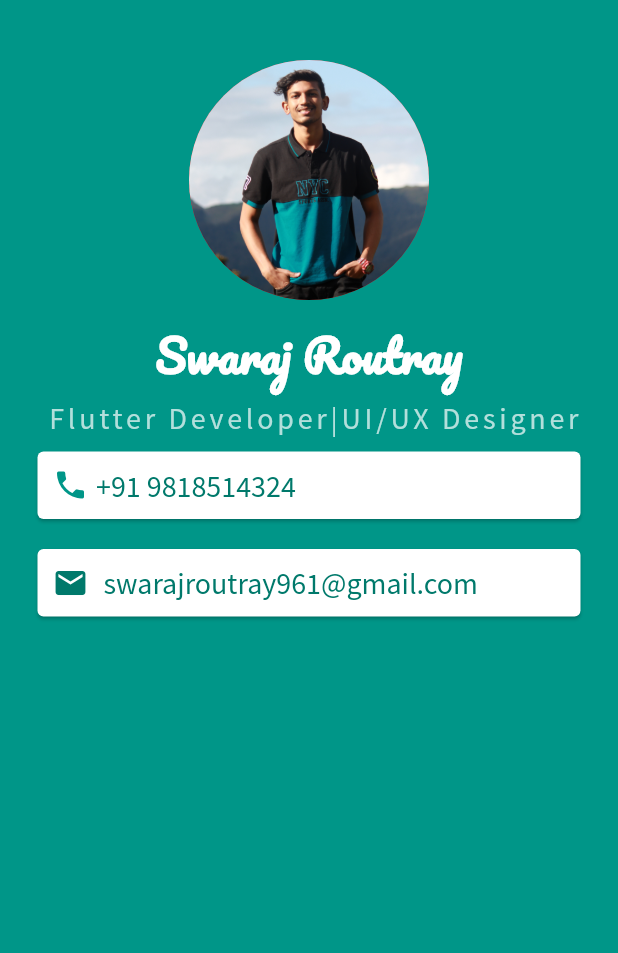
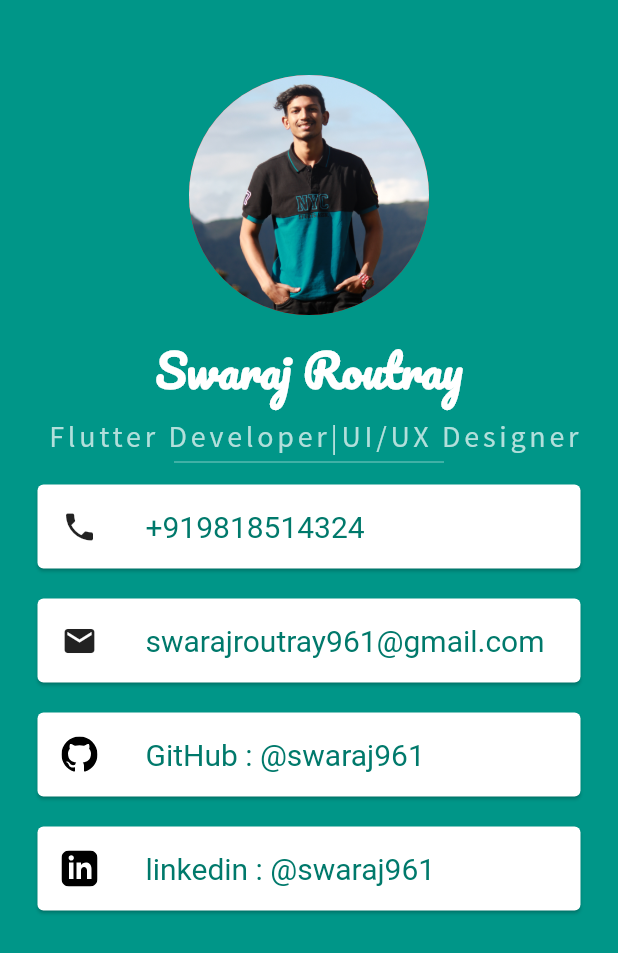
Before and after one commit to swaraj961/SwarajEcard-App, a Flutter app: the screen it shows after launch, on a phone screen of 412 x 824 dp. Shown: the top 953 px of the screen. Run offline on Flutter 3.47's test engine with Material 2 defaults, Android fonts, the phone set to English and light mode, and no system bars; our stand-ins replace flutter_svg; Roboto replaces fonts that are missing (SourceSansPro).

Commit message:
final done

```diff
--- a/micardapp/lib/main.dart
+++ b/micardapp/lib/main.dart
@@ -1,18 +1,19 @@
 import 'package:flutter/material.dart';
 import 'package:flutter_svg/svg.dart';
-void main ()=>runApp(new MyApp());
+void main ()=> runApp(new MyApp());
 class MyApp extends StatelessWidget {
 
   @override
   Widget build(BuildContext context) {
     return MaterialApp(
       home: Scaffold(
-        backgroundColor: Colors.teal,
+        backgroundColor: Colors.teal.shade500,
         body: SafeArea(child: Column(
+
 
           children: <Widget>[
             SizedBox(
-              height: 40,
+              height: 50,
             ),
             CircleAvatar(
               radius: 80,
@@ -32,7 +33,8 @@ class MyApp extends StatelessWidget {
             fontSize: 30),
             ),
             SizedBox(
-              height: 3,
+              height: 5,
+
             ),
 
             //tagline
@@ -42,69 +44,89 @@ class MyApp extends StatelessWidget {
             fontSize: 20,
             fontWeight: FontWeight.normal,
             fontFamily: 'SourceSansPro-Regular',letterSpacing: 2.5),),
+            SizedBox(
+              height: 10,
+              width: 180,
+              child:  //for phone no  in box
+           Divider(
+        height: 20,
+  color: Colors.teal.shade200,
+),
+            ),
 
-           //for phone no
 
              Card(
-             // padding: EdgeInsets.all(10), card doesnt offer padding but rest all fine in place of container
-              color: Colors.white,
+                margin: EdgeInsets.symmetric(vertical: 10.0, horizontal: 25.0),
+                 child: ListTile(
+                  leading: Icon(
+                    Icons.phone,
+                    color: Colors.black87,
+                  ),
+                  title: Text(
+                    '+919818514324',
+                    style: TextStyle(
+                      color: Colors.teal.shade700,
+                      fontFamily: 'SourceSansPro',
+                      fontSize: 20.0,
+                    ),
+                  ),
+                )),
+                //for email
+            Card(
+                margin: EdgeInsets.symmetric(vertical: 10.0, horizontal: 25.0),
+                child: ListTile(
+                  leading: Icon(
+                    Icons.email,
+                    color: Colors.black87,
+                  ),
+                  title: Text(
+                    'swarajroutray961@gmail.com',
+                    style: TextStyle(
+                        fontSize: 20.0,
+                        color: Colors.teal.shade700,
+                        fontFamily: 'SourceSansPro'),
+                  ),
+                )),
+                Card(
                   margin: EdgeInsets.symmetric(horizontal: 25,vertical: 10),
-              child: new Padding(
-                padding: EdgeInsets.all(10),
-                child: Row(
-                children: <Widget>[
-                Icon(Icons.phone,
-                color: Colors.teal,),
-                SizedBox(
-              width: 5,
+                  child: ListTile(leading: SvgPicture.asset("assets/iconmonstr-github-1.svg"),
+
+
+                  title: Text(
+                    'GitHub : @swaraj961',
+                    style: TextStyle(
+                        fontSize: 20.0,
+                        color: Colors.teal.shade700,
+                        fontFamily: 'SourceSansPro'),
                   ),
-            Divider(
-            color: Colors.teal.shade100,
                 ),
 
-                Text("+91 9818514324",style: TextStyle(color: Colors.teal[700],fontFamily: 'SourceSansPro-Regular',fontSize: 20),)
-                ],
-              ),
-              )
                   ),
 
-            //email add
-
                   Card(
-              color: Colors.white,
                     margin: EdgeInsets.symmetric(horizontal: 25,vertical: 10),
-              //padding:  EdgeInsets.all(10),
-             child: Padding(                      //new class padding haveproperty of padding and pass a child as row/columb
-               padding: EdgeInsets.all(10),
-               child: Row(
-               children: <Widget>[
-                 Icon(Icons.email,color: Colors.teal[700],
+                    child: ListTile(
+                      leading: SvgPicture.asset("assets/linkedin-3.svg"),
+                     title: Text("linkedin : @swaraj961",style:TextStyle(
+                        fontSize: 20.0,
+                        color: Colors.teal.shade700,
+                        fontFamily: 'SourceSansPro'),
                         ),
-                 SizedBox(
-                   width: 10,
-                 ),
-                Text("swarajroutray961@gmail.com",style: TextStyle(color: Colors.teal[700],fontFamily: 'SourceSansPro-Regular',fontSize: 20)),
-               SizedBox(height: 20,) ,
 
 
-
-               ],
 
 
                     ),
                   )
-            )
+          ],
+                ),
 
-
-
-
-          ],
-        )
 
         ),
       ),
+    );
 
-      );
+
 
 
 
```
Also changed, not shown: micardapp/assets/25231.png (deleted), micardapp/assets/iconmonstr-github-1.svg (added), micardapp/assets/linkedin-3.svg (added). Lines whose indentation alone changed are shown as unchanged.
